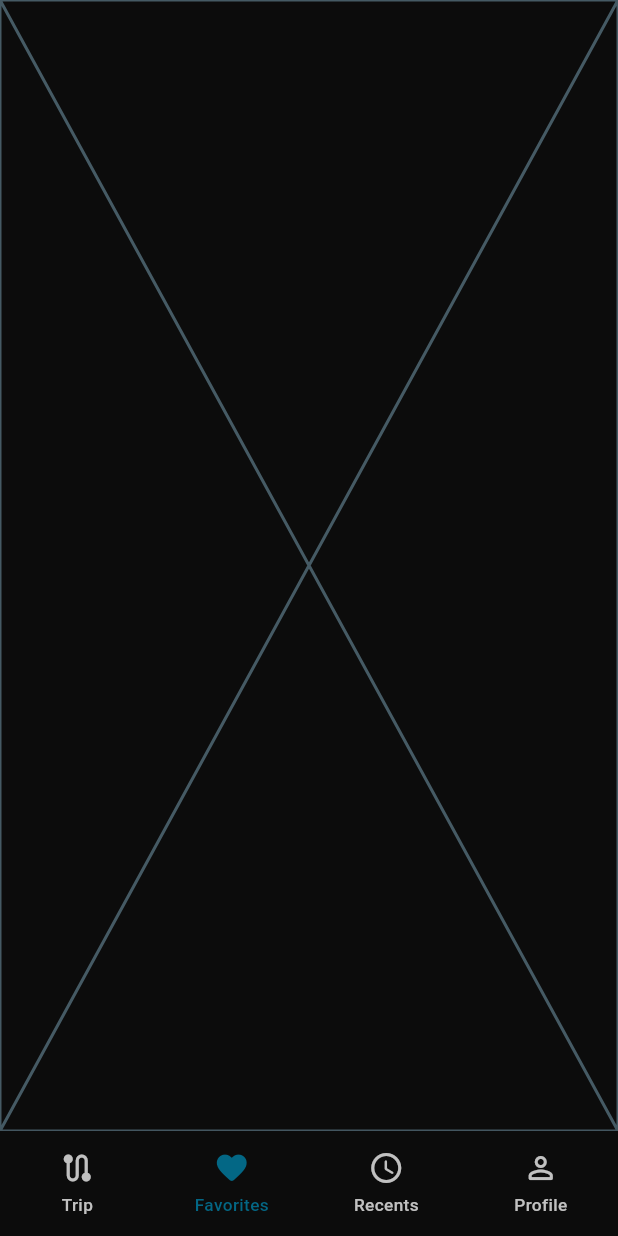
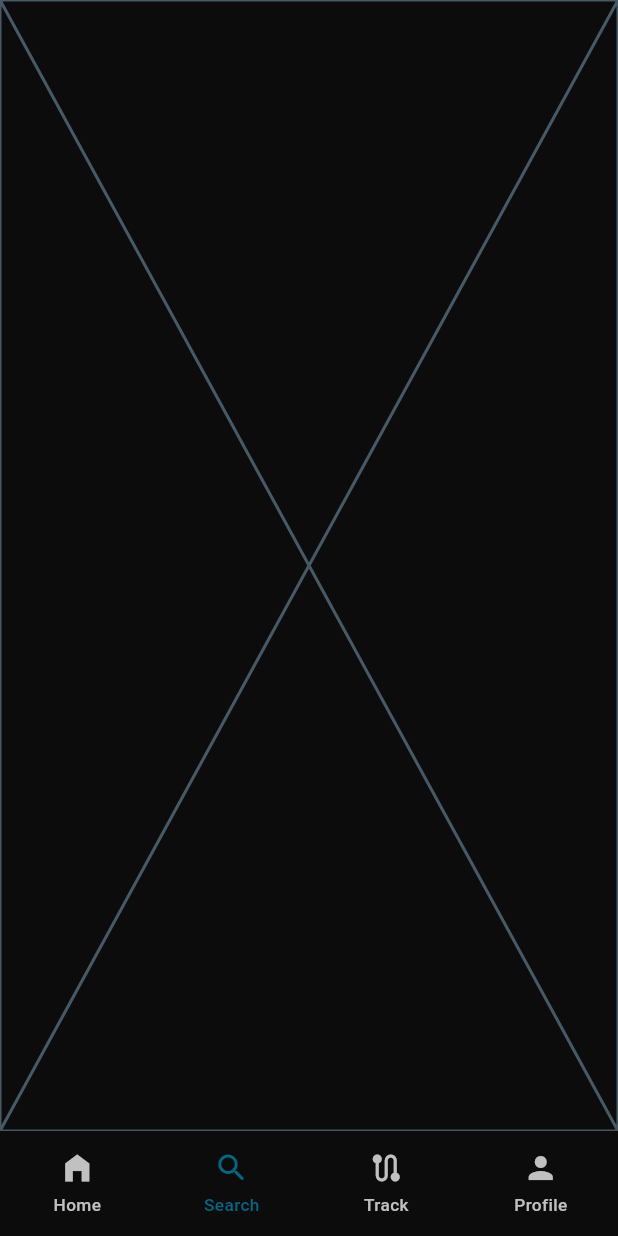
Before and after one commit to ahmednoaman-git/btt, a Flutter app: the Skeleton screen opened by its route, swiped to page 2, on a phone screen of 412 x 824 dp. Run offline on Flutter 3.47's test engine with Material 3 defaults, Android fonts, the phone set to English and light mode, and no system bars; our stand-ins replace cloud_firestore, dotted_line, firebase_auth, firebase_core, flutter_animate, flutter_screenutil and 6 more; missing offline and left inert: animated_check, flutter_polyline_points, gradient_circular_progress_indicator, gradient_icon; accounts and stored records are empty.

```diff
--- a/lib/providers/pages_provider.dart
+++ b/lib/providers/pages_provider.dart
@@ -1,14 +1,15 @@
-import 'package:btt/view/user/favorites%20page/favorites.dart';
 import 'package:btt/view/user/home%20page/user_home_page.dart';
 import 'package:btt/view/user/profile%20page/profile.dart';
-import 'package:btt/view/user/recents%20page/recents.dart';
+import 'package:btt/view/user/search%20route%20page/search_route.dart';
 import 'package:flutter/material.dart';
+
+import '../view/user/live track page/live_track_page.dart';
 
 class PagesProvider extends ChangeNotifier {
   List<Widget> pages = [
     const UserHomePage(),
-    const FavoritesPage(),
-    const RecentsPage(),
+    const SearchRoutePage(),
+    const LiveTrackPage(),
     const ProfilePage(),
   ];
   int currentIndex = 0;
--- /dev/null
+++ b/lib/view/user/search route page/search_route.dart
@@ -0,0 +1,10 @@
+import 'package:flutter/material.dart';
+
+class SearchRoutePage extends StatelessWidget {
+  const SearchRoutePage({super.key});
+
+  @override
+  Widget build(BuildContext context) {
+    return const Placeholder();
+  }
+}
--- a/lib/view/widgets/input/custom_bottom_nav_bar.dart
+++ b/lib/view/widgets/input/custom_bottom_nav_bar.dart
@@ -13,8 +13,6 @@ class CustomBottomNavBar extends StatefulWidget {
 }
 
 class _CustomBottomNavBarState extends State<CustomBottomNavBar> {
-  int _currentIndex = 0;
-  final List<String> _navigationPaths = ['dashboard', 'requests', 'time-off', 'settings'];
   @override
   Widget build(BuildContext context) {
     return Consumer<PagesProvider>(builder: (context, pagesProvider, _) {
@@ -37,38 +35,29 @@ class _CustomBottomNavBarState extends State<CustomBottomNavBar> {
               BottomNavigationBarItem(
                 icon: Padding(
                   padding: EdgeInsets.only(bottom: 5),
-                  child: Icon(Icons.route),
+                  child: Icon(Icons.home_filled),
                 ),
-                label: 'Trip',
+                label: 'Home',
               ),
               BottomNavigationBarItem(
                 icon: Padding(
                   padding: EdgeInsets.only(bottom: 5),
-                  child: Icon(Icons.favorite_border_rounded),
+                  child: Icon(Icons.search_rounded),
                 ),
-                activeIcon: Padding(
-                  padding: EdgeInsets.only(bottom: 5),
-                  child: Icon(Icons.favorite_rounded),
-                ),
-                label: 'Favorites',
+                label: 'Search',
               ),
               BottomNavigationBarItem(
                 icon: Padding(
                   padding: EdgeInsets.only(bottom: 5),
-                  child: Icon(Icons.access_time_rounded),
+                  child: Icon(Icons.route_rounded),
                 ),
-                activeIcon: Padding(
-                  padding: EdgeInsets.only(bottom: 5),
-                  child: Icon(Icons.access_time_filled_rounded),
-                ),
-                label: 'Recents',
+                label: 'Track',
               ),
               BottomNavigationBarItem(
                 icon: Padding(
                   padding: EdgeInsets.only(bottom: 5),
-                  child: Icon(Icons.person_outline_rounded),
+                  child: Icon(Icons.person),
                 ),
-                activeIcon: Padding(padding: EdgeInsets.only(bottom: 5), child: Icon(Icons.person)),
                 label: 'Profile',
               )
             ],
```
Also changed, not shown: lib/view/user/live track page/live_track_page.dart (added, +10 -0 lines), lib/view/user/profile page/profile.dart (+73 -28 lines).
